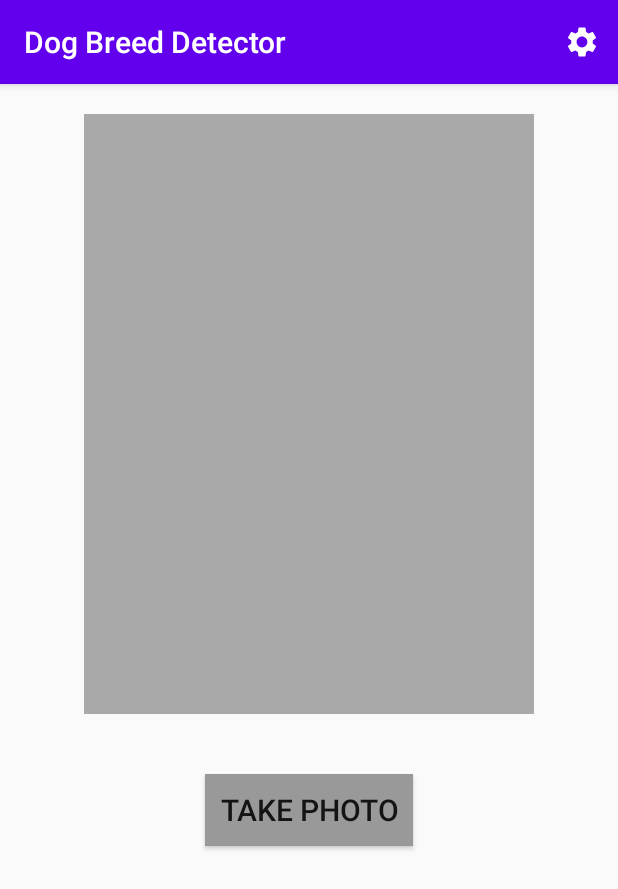
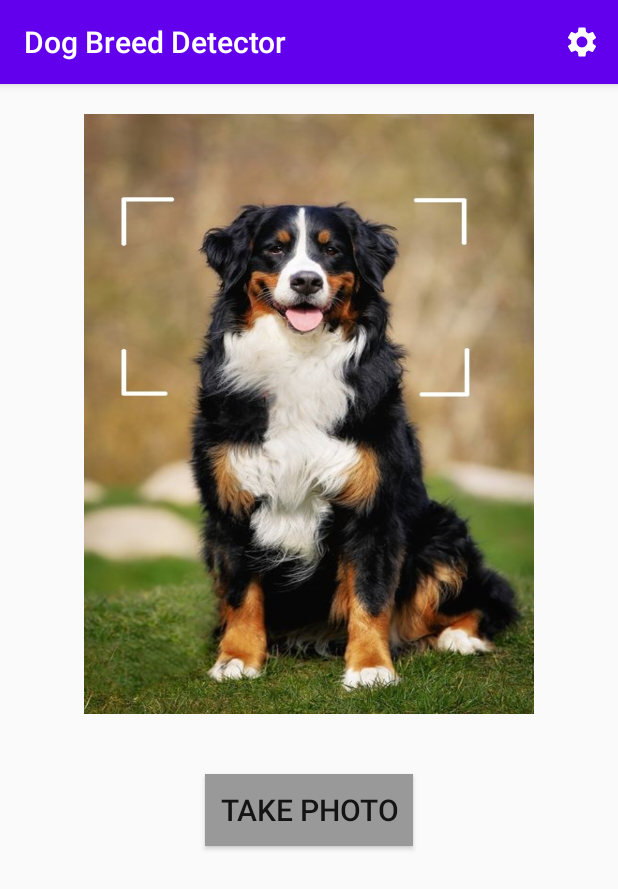
Before and after one commit to COSC481W-2020Fall/cosc481w-581-2020-fall-convoluted-classifiers, an Android app: the screen it shows after launch (MainActivity), on a phone screen of 412 x 824 dp. Shown: the top 889 px of the screen. Run offline under Robolectric (Android 15) with nearby library versions, the phone set to English and light mode, and no system bars; libraries missing offline, so code that uses them is left out: com.amplifyframework, com.amplifyframework.auth, com.amplifyframework.core, com.amplifyframework.storage; 3 statements that could not run were skipped.

Commit message:
Added an image as placeholder for when the app launches

```diff
--- a/CNNapp/app/src/main/java/com/example/cnnapp/MainActivity.java
+++ b/CNNapp/app/src/main/java/com/example/cnnapp/MainActivity.java
@@ -57,6 +57,9 @@ public class MainActivity extends AppCompatActivity
         resultTextView = (TextView) findViewById(R.id.resultTextDisplay);
         myImage = (ImageView) findViewById(R.id.pictureDisplay);
         progressBar = (ProgressBar) findViewById(R.id.progressBar);
+
+        //Set placeholder image
+        myImage.setImageResource(R.drawable.dog_img_placeholder);
     }
 
     /* For Settings Icon */
--- a/CNNapp/app/src/main/res/layout/activity_main.xml
+++ b/CNNapp/app/src/main/res/layout/activity_main.xml
@@ -14,8 +14,7 @@
         android:layout_height="400dp"
         android:layout_marginTop="20dp"
         android:layout_centerHorizontal="true"
-        android:background="#A9A9A9"
-        android:scaleType="fitCenter" />
+        android:scaleType="fitXY"/>
 
     <!-- Button to take Picture -->
     <Button
```
Also changed, not shown: CNNapp/app/src/main/res/drawable/dog_img_placeholder.jpg (added).
